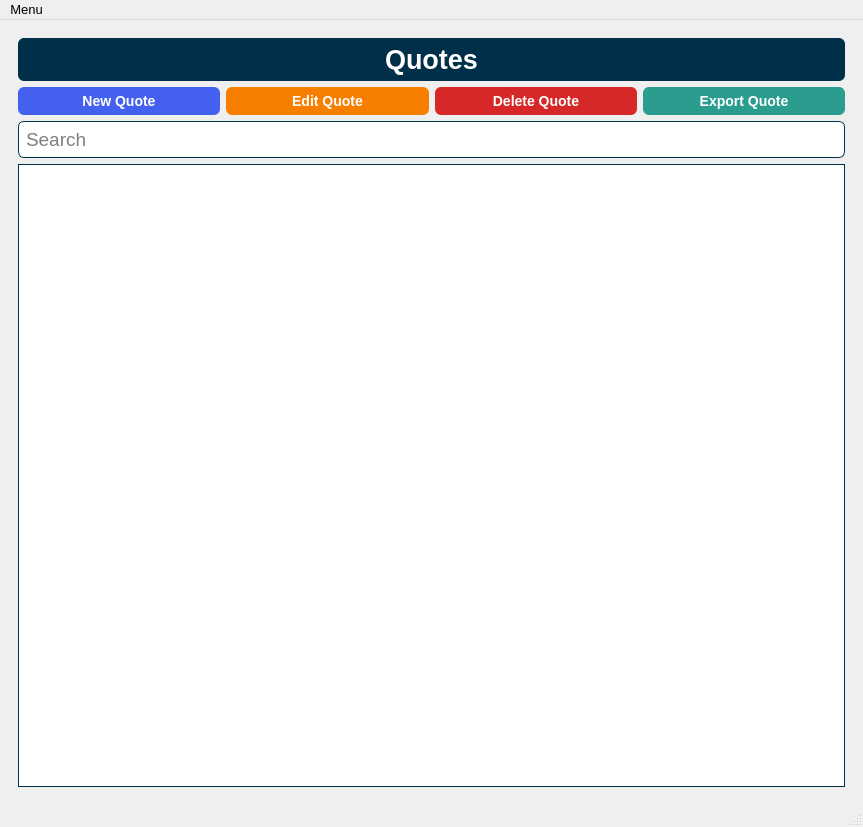
First picture: the form in hqcpq/gui/ui_files/main_window.ui, repository Soapey/HQCPQ, before the edit.
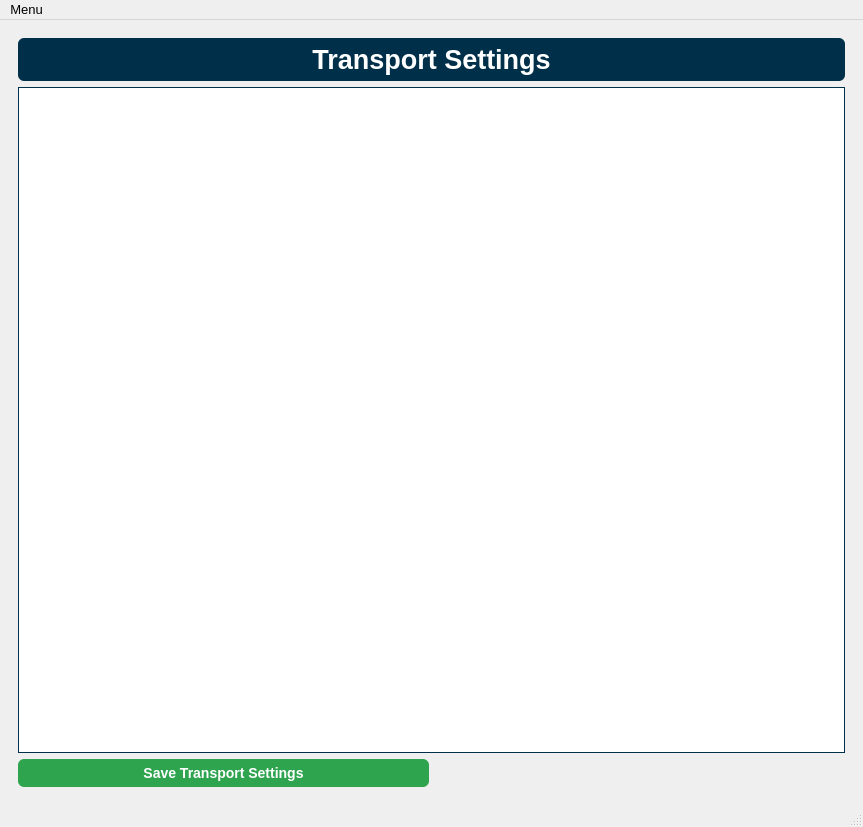
Second picture: the form after the edit. Icons and pictures are not drawn.

Commit message: Add user interface for changing Transport Settings.

Patch:
```diff
--- a/hqcpq/gui/ui_files/main_window.ui
+++ b/hqcpq/gui/ui_files/main_window.ui
@@ -37,7 +37,7 @@
        <bool>false</bool>
       </property>
       <property name="currentIndex">
-       <number>0</number>
+       <number>10</number>
       </property>
       <widget class="QWidget" name="pageQuotes">
        <layout class="QGridLayout" name="gridLayout_3">
@@ -2502,6 +2502,93 @@
         </item>
        </layout>
       </widget>
+      <widget class="QWidget" name="pageTransportSettings">
+       <layout class="QGridLayout" name="gridLayout_8">
+        <item row="1" column="0" colspan="2">
+         <widget class="QTableWidget" name="tblTransportSettings">
+          <property name="focusPolicy">
+           <enum>Qt::StrongFocus</enum>
+          </property>
+          <property name="styleSheet">
+           <string notr="true">border: 1px solid #003049;
+font-family: &quot;Helvetica&quot;;
+font-size: 10pt;</string>
+          </property>
+          <property name="sizeAdjustPolicy">
+           <enum>QAbstractScrollArea::AdjustToContents</enum>
+          </property>
+          <property name="editTriggers">
+           <set>QAbstractItemView::AnyKeyPressed</set>
+          </property>
+          <property name="selectionMode">
+           <enum>QAbstractItemView::SingleSelection</enum>
+          </property>
+          <property name="selectionBehavior">
+           <enum>QAbstractItemView::SelectItems</enum>
+          </property>
+          <property name="sortingEnabled">
+           <bool>true</bool>
+          </property>
+          <property name="columnCount">
+           <number>0</number>
+          </property>
+          <attribute name="horizontalHeaderStretchLastSection">
+           <bool>true</bool>
+          </attribute>
+          <attribute name="verticalHeaderVisible">
+           <bool>true</bool>
+          </attribute>
+          <attribute name="verticalHeaderStretchLastSection">
+           <bool>false</bool>
+          </attribute>
+         </widget>
+        </item>
+        <item row="0" column="0" colspan="2">
+         <widget class="QLabel" name="lblTransportSettings_Header">
+          <property name="styleSheet">
+           <string notr="true">border: 1px solid rgba(27, 31, 35, .15);
+border-radius: 6px;
+background-color: #003049;
+color: #ffffff;
+font-size: 20pt;
+font-family: &quot;Helvetica&quot;;
+font-style: normal;
+font-weight: 700;
+padding: 6px;</string>
+          </property>
+          <property name="text">
+           <string>Transport Settings</string>
+          </property>
+          <property name="alignment">
+           <set>Qt::AlignCenter</set>
+          </property>
+         </widget>
+        </item>
+        <item row="2" column="0">
+         <widget class="QPushButton" name="btnSaveTransportSettings">
+          <property name="styleSheet">
+           <string notr="true">background-color: #2ea44f;
+border: 1px solid rgba(27, 31, 35, .15);
+border-radius: 6px;
+color: #fff;
+font-family: &quot;Helvetica&quot;;
+font-size: 14px;
+font-weight: 600;
+line-height: 20px;
+padding: 6px 16px;
+position: relative;
+text-align: center;
+text-decoration: none;
+vertical-align: middle;
+white-space: nowrap;</string>
+          </property>
+          <property name="text">
+           <string>Save Transport Settings</string>
+          </property>
+         </widget>
+        </item>
+       </layout>
+      </widget>
      </widget>
     </item>
    </layout>
```
Left out of the diff: 7 changed lines with no effect on the pictures. The commit also changes 5 other files.
